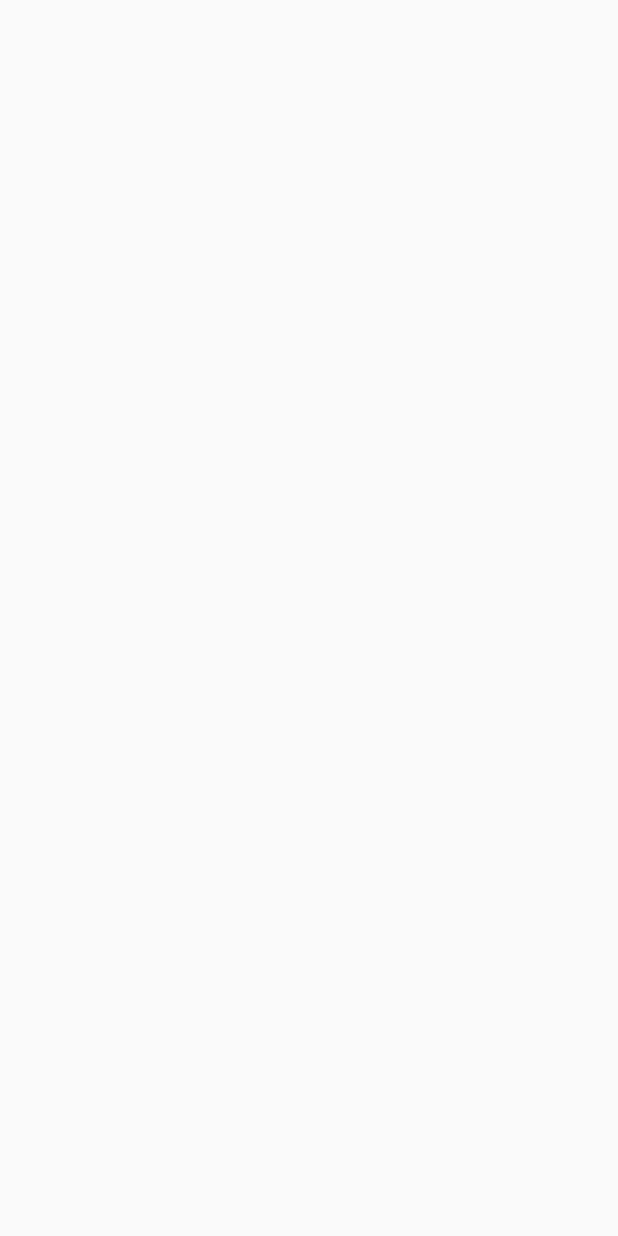
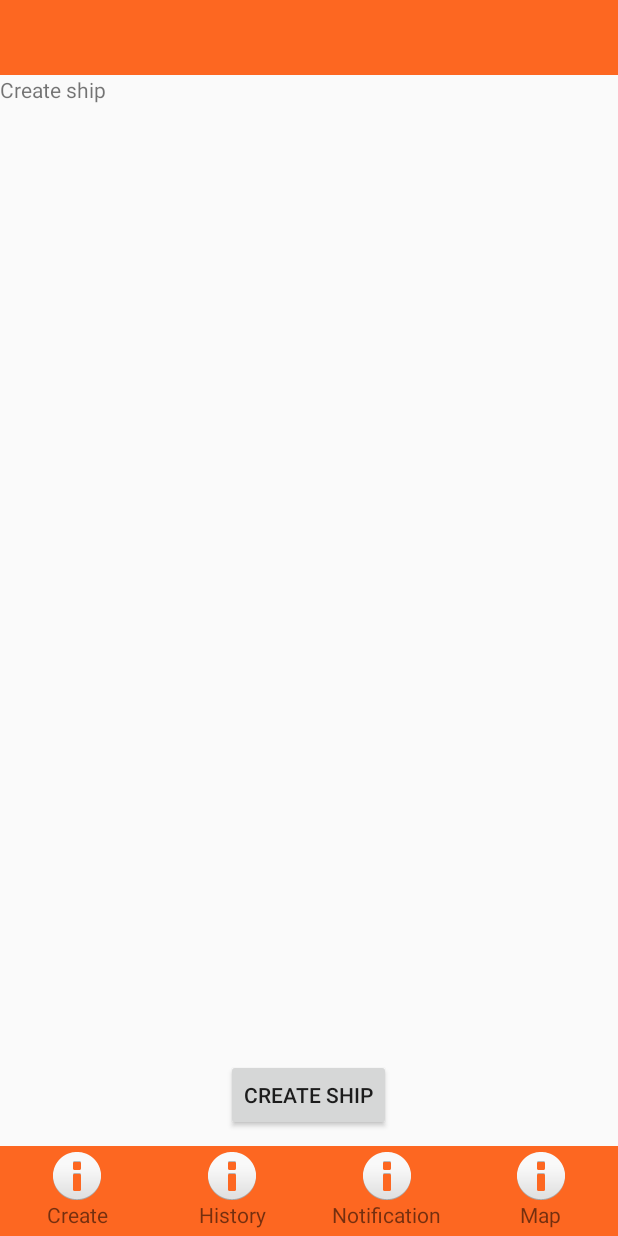
Before and after one commit to taivn07/shipper, an Android app: the screen it shows after launch (MainActivity), on a phone screen of 412 x 824 dp. Before the commit the screen is empty. Run offline under Robolectric (Android 15) with nearby library versions, the phone set to English and light mode, and no system bars; our stand-ins replace Volley.

Commit message:
update layout footer

```diff
--- a/app/src/main/java/jp/shipper/app/acitivty/BaseActivity.java
+++ b/app/src/main/java/jp/shipper/app/acitivty/BaseActivity.java
@@ -42,4 +42,10 @@ public class BaseActivity extends Activity{
 				.commit();
 	}
 
+	public void showFragmentFooter(Fragment fragment){
+		FragmentManager fm = getFragmentManager();
+		fm.beginTransaction().replace(R.id.frame_footer, fragment)
+				.commit();
+	}
+
 }
--- a/app/src/main/java/jp/shipper/app/acitivty/MainActivity.java
+++ b/app/src/main/java/jp/shipper/app/acitivty/MainActivity.java
@@ -4,25 +4,35 @@ import android.os.Bundle;
 import android.view.View;
 
 import jp.shipper.app.R;
+import jp.shipper.app.fragment.CreateShipFragment;
+import jp.shipper.app.fragment.FooterFragment;
 import jp.shipper.app.fragment.LoadingFragment;
 
-public class MainActivity extends BaseActivity{
+public class MainActivity extends BaseActivity {
 
     @Override
     protected void onCreate(Bundle savedInstanceState) {
         super.onCreate(savedInstanceState);
         setContentView(R.layout.main_activity);
 
-		showFragment(new LoadingFragment());
-		hideHeader();
+        showFragmentFooter(new FooterFragment());
+        showHeader();
+        showFooter();
     }
 
-	public void showHeader(){
+    public void showHeader() {
         findViewById(R.id.frame_header).setVisibility(View.VISIBLE);
     }
 
-	public void hideHeader(){
+    public void hideHeader() {
         findViewById(R.id.frame_header).setVisibility(View.GONE);
     }
 
+    public void showFooter() {
+        findViewById(R.id.frame_footer).setVisibility(View.VISIBLE);
     }
+
+    public void hideFooter() {
+        findViewById(R.id.frame_footer).setVisibility(View.GONE);
+    }
+}
--- /dev/null
+++ b/app/src/main/java/jp/shipper/app/fragment/CreateShipFragment.java
@@ -0,0 +1,49 @@
+package jp.shipper.app.fragment;
+
+import android.os.Bundle;
+import android.view.LayoutInflater;
+import android.view.View;
+import android.view.ViewGroup;
+
+import jp.shipper.app.R;
+
+public class CreateShipFragment extends BaseFragment implements View.OnClickListener{
+
+    @Override
+    public void onCreate(Bundle savedInstanceState) {
+        super.onCreate(savedInstanceState);
+    }
+
+    @Override
+    public View onCreateView(LayoutInflater inflater, ViewGroup container, Bundle savedInstanceState) {
+        return super.onCreateView(inflater, container, savedInstanceState);
+    }
+
+    @Override
+    public void onDestroy() {
+        super.onDestroy();
+    }
+
+    @Override
+    int getLayout() {
+        return R.layout.create_ship_fragment;
+    }
+
+    @Override
+    public void onViewCreated(View view, Bundle savedInstanceState) {
+        super.onViewCreated(view, savedInstanceState);
+
+        mRootView.findViewById(R.id.bt_create_ship).setOnClickListener(this);
+
+    }
+
+    @Override
+    public void onClick(View v) {
+        switch (v.getId()){
+            case R.id.bt_create_ship:
+                showFragment(new InputPhoneFragment());
+                break;
+
+        }
+    }
+}
--- /dev/null
+++ b/app/src/main/java/jp/shipper/app/fragment/FooterFragment.java
@@ -0,0 +1,85 @@
+package jp.shipper.app.fragment;
+
+import android.os.Bundle;
+import android.view.View;
+
+import jp.shipper.app.R;
+
+public class FooterFragment extends BaseFragment implements View.OnClickListener{
+
+    public static final int TAB_CREATE = 1;
+    public static final int TAB_HISTORY = 2;
+    public static final int TAB_NOTIFICATION = 3;
+    public static final int TAB_MAP = 4;
+
+    private int mCurrentTab = 0;
+
+    @Override
+    int getLayout() {
+        return R.layout.footer_layout;
+    }
+
+    @Override
+    public void onViewCreated(View view, Bundle savedInstanceState) {
+        super.onViewCreated(view, savedInstanceState);
+
+        mRootView.findViewById(R.id.ll_create).setOnClickListener(this);
+        mRootView.findViewById(R.id.ll_history).setOnClickListener(this);
+        mRootView.findViewById(R.id.ll_notification).setOnClickListener(this);
+        mRootView.findViewById(R.id.ll_map).setOnClickListener(this);
+
+        setCurrentTab(TAB_CREATE);
+    }
+
+    public int getCurrentTab() {
+        return mCurrentTab;
+    }
+
+    public void setCurrentTab(int index){
+        switch (index) {
+            case TAB_CREATE:
+                mCurrentTab = TAB_CREATE;
+                showFragment(new CreateShipFragment());
+                break;
+            case TAB_HISTORY:
+                mCurrentTab = TAB_HISTORY;
+                showFragment(new HistoryShipFragment());
+                break;
+            case TAB_NOTIFICATION:
+                mCurrentTab = TAB_NOTIFICATION;
+                showFragment(new NotificationFragment());
+                break;
+            case TAB_MAP:
+                mCurrentTab = TAB_MAP;
+                showFragment(new MapFragment());
+                break;
+        }
+    }
+
+    @Override
+    public void onClick(View v) {
+        switch (v.getId()){
+            case R.id.ll_create:
+                if(mCurrentTab != TAB_CREATE){
+                    setCurrentTab(TAB_CREATE);
+                }
+                break;
+            case R.id.ll_history:
+                if(mCurrentTab != TAB_HISTORY){
+                    setCurrentTab(TAB_HISTORY);
+                }
+                break;
+            case R.id.ll_notification:
+                if(mCurrentTab!= TAB_NOTIFICATION){
+                    setCurrentTab(TAB_NOTIFICATION);
+                }
+                break;
+            case R.id.ll_map:
+                if(mCurrentTab != TAB_MAP){
+                    setCurrentTab(TAB_MAP);
+                }
+                break;
+        }
+
+    }
+}
--- a/app/src/main/java/jp/shipper/app/fragment/LoginFragment.java
+++ b/app/src/main/java/jp/shipper/app/fragment/LoginFragment.java
@@ -5,6 +5,7 @@ import android.os.Bundle;
 import jp.shipper.app.R;
 
 public class LoginFragment extends BaseFragment {
+
     @Override
     int getLayout() {
         return R.layout.login_fragment;
--- /dev/null
+++ b/app/src/main/res/layout/create_ship_fragment.xml
@@ -0,0 +1,21 @@
+<?xml version="1.0" encoding="utf-8"?>
+<RelativeLayout xmlns:android="http://schemas.android.com/apk/res/android"
+    android:orientation="vertical" android:layout_width="match_parent"
+    android:layout_height="match_parent">
+
+    <TextView
+        android:layout_width="wrap_content"
+        android:layout_height="wrap_content"
+        android:text="Create ship"/>
+
+    <Button
+        android:id="@+id/bt_create_ship"
+        android:layout_width="wrap_content"
+        android:layout_height="wrap_content"
+        android:layout_alignParentBottom="true"
+        android:layout_centerHorizontal="true"
+        android:layout_marginBottom="10dp"
+        android:text="Create ship"/>
+
+
+</RelativeLayout>
--- /dev/null
+++ b/app/src/main/res/layout/footer_layout.xml
@@ -0,0 +1,89 @@
+<?xml version="1.0" encoding="utf-8"?>
+<LinearLayout xmlns:android="http://schemas.android.com/apk/res/android"
+    android:layout_width="match_parent"
+    android:layout_height="match_parent"
+    android:background="@color/header_bg"
+    android:gravity="center"
+    android:orientation="horizontal">
+
+    <LinearLayout
+        android:id="@+id/ll_create"
+        android:layout_width="match_parent"
+        android:layout_height="wrap_content"
+        android:layout_weight="1"
+        android:gravity="center"
+        android:orientation="vertical">
+
+        <ImageView
+            android:layout_width="wrap_content"
+            android:layout_height="wrap_content"
+            android:src="@android:drawable/ic_dialog_info" />
+
+        <TextView
+            android:layout_width="wrap_content"
+            android:layout_height="wrap_content"
+            android:text="@string/tab_create" />
+
+    </LinearLayout>
+
+    <LinearLayout
+        android:id="@+id/ll_history"
+        android:layout_width="match_parent"
+        android:layout_height="wrap_content"
+        android:layout_weight="1"
+        android:gravity="center"
+        android:orientation="vertical">
+
+        <ImageView
+            android:layout_width="wrap_content"
+            android:layout_height="wrap_content"
+            android:src="@android:drawable/ic_dialog_info" />
+
+        <TextView
+            android:layout_width="wrap_content"
+            android:layout_height="wrap_content"
+            android:text="@string/tab_history" />
+
+    </LinearLayout>
+
+    <LinearLayout
+        android:id="@+id/ll_notification"
+        android:layout_width="match_parent"
+        android:layout_height="wrap_content"
+        android:layout_weight="1"
+        android:gravity="center"
+        android:orientation="vertical">
+
+        <ImageView
+            android:layout_width="wrap_content"
+            android:layout_height="wrap_content"
+            android:src="@android:drawable/ic_dialog_info" />
+
+        <TextView
+            android:layout_width="wrap_content"
+            android:layout_height="wrap_content"
+            android:text="@string/tab_notification" />
+
+    </LinearLayout>
+
+    <LinearLayout
+        android:id="@+id/ll_map"
+        android:layout_width="match_parent"
+        android:layout_height="wrap_content"
+        android:layout_weight="1"
+        android:gravity="center"
+        android:orientation="vertical">
+
+        <ImageView
+            android:layout_width="wrap_content"
+            android:layout_height="wrap_content"
+            android:src="@android:drawable/ic_dialog_info" />
+
+        <TextView
+            android:layout_width="wrap_content"
+            android:layout_height="wrap_content"
+            android:text="@string/tab_map" />
+
+    </LinearLayout>
+
+</LinearLayout>
--- a/app/src/main/res/layout/main_activity.xml
+++ b/app/src/main/res/layout/main_activity.xml
@@ -1,5 +1,5 @@
 <?xml version="1.0" encoding="utf-8"?>
-<LinearLayout xmlns:android="http://schemas.android.com/apk/res/android"
+<RelativeLayout xmlns:android="http://schemas.android.com/apk/res/android"
     android:layout_width="match_parent"
     android:layout_height="match_parent"
     android:orientation="vertical" >
@@ -8,14 +8,23 @@
         android:id="@+id/frame_header"
         android:layout_width="match_parent"
         android:layout_height="50dp">
-
         <include layout="@layout/head_layout"/>
-
     </FrameLayout>
 
     <FrameLayout
         android:id="@+id/frame_content"
         android:layout_width="match_parent"
+        android:layout_below="@+id/frame_header"
+        android:layout_above="@+id/frame_footer"
         android:layout_height="match_parent"></FrameLayout>
 
-</LinearLayout>
+    <FrameLayout
+        android:id="@+id/frame_footer"
+        android:layout_width="match_parent"
+        android:layout_alignParentBottom="true"
+        android:layout_height="60dp">
+        <include layout="@layout/footer_layout"/>
+    </FrameLayout>
+
+
+</RelativeLayout>
--- a/app/src/main/res/values/strings.xml
+++ b/app/src/main/res/values/strings.xml
@@ -1,4 +1,9 @@
 <resources>
     <string name="app_name">Shipper</string>
     <string name="action_settings">Settings</string>
+
+    <string name="tab_create">Create</string>
+    <string name="tab_history">History</string>
+    <string name="tab_notification">Notification</string>
+    <string name="tab_map">Map</string>
 </resources>
```
Also changed, not shown: app/src/main/java/jp/shipper/app/fragment/BaseFragment.java (+7 -1 lines), app/src/main/java/jp/shipper/app/fragment/HistoryShipFragment.java (added, +11 -0 lines), app/src/main/java/jp/shipper/app/fragment/InputPhoneFragment.java (added, +13 -0 lines), app/src/main/java/jp/shipper/app/fragment/MapFragment.java (added, +11 -0 lines), app/src/main/java/jp/shipper/app/fragment/NotificationFragment.java (added, +11 -0 lines), app/src/main/res/layout/history_ship_fragment.xml (added, +11 -0 lines), app/src/main/res/layout/input_phone_fragment.xml (added, +11 -0 lines), app/src/main/res/layout/map_fragment.xml (added, +11 -0 lines), app/src/main/res/layout/notification_fragment.xml (added, +11 -0 lines). Lines whose indentation alone changed are shown as unchanged.
